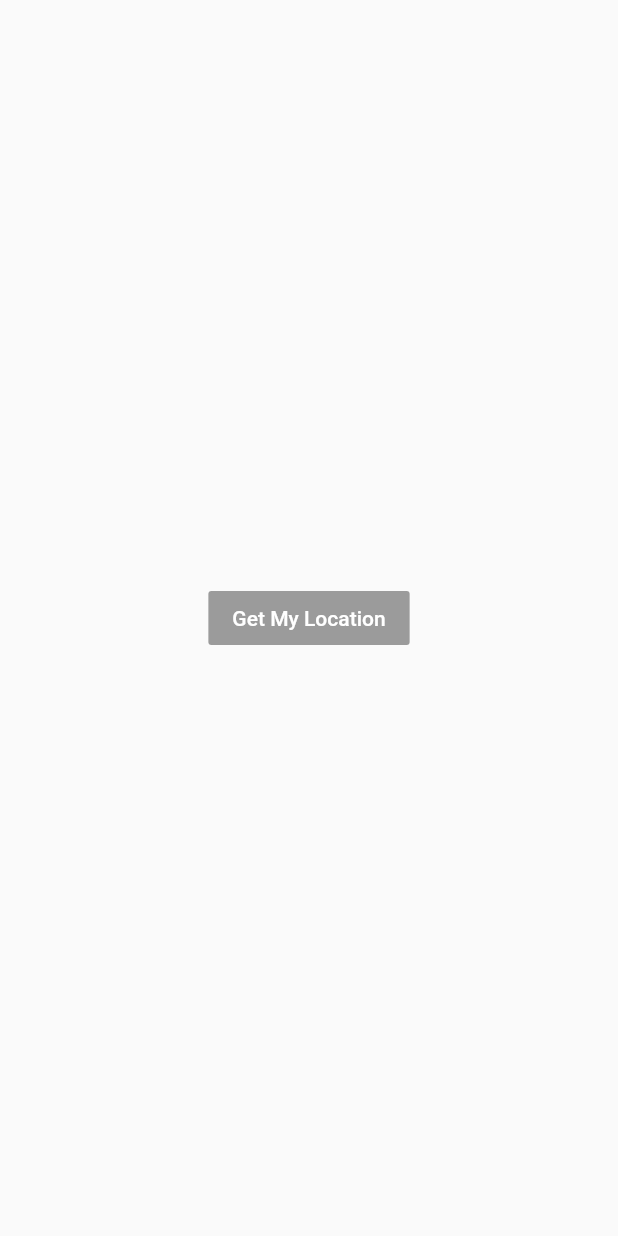
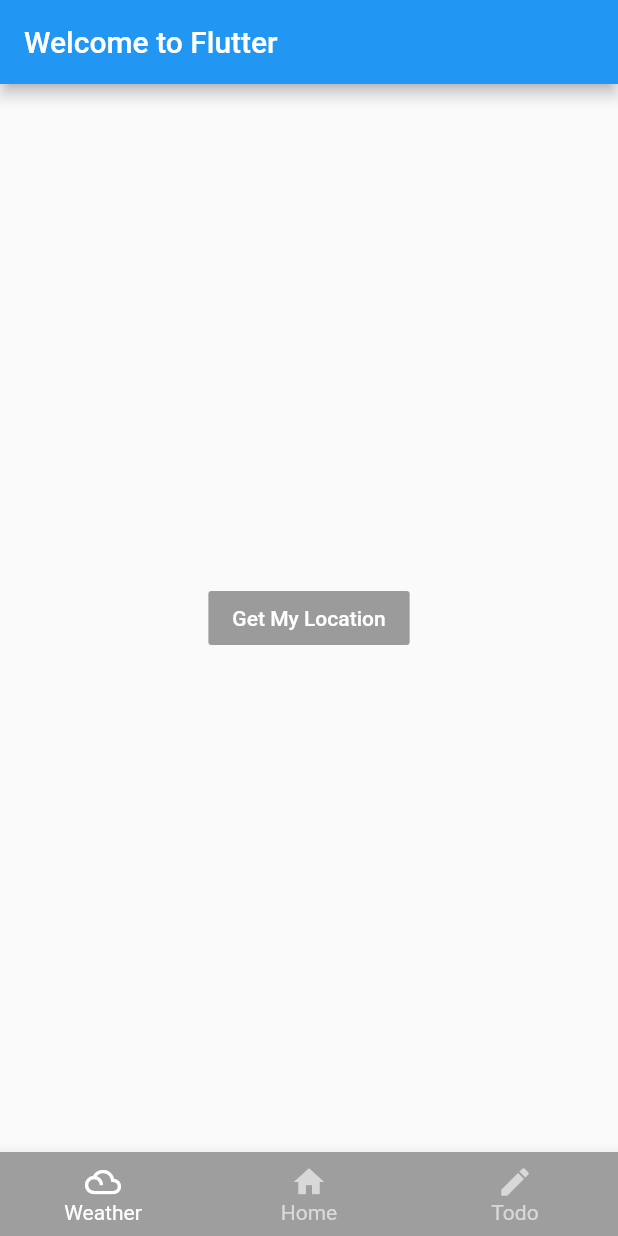
Before and after one commit to hae8064/WeatherApp, a Flutter app: the screen it shows after launch, on a phone screen of 412 x 824 dp. Run offline on Flutter 3.47's test engine with Material 2 defaults, Android fonts, the phone set to English and light mode, and no system bars; our stand-ins replace flutter_svg, geolocator, get, google_fonts, timer_builder.

Commit message:
TodoList and Home

```diff
--- a/lib/main.dart
+++ b/lib/main.dart
@@ -1,4 +1,6 @@
 import 'package:flutter/material.dart';
+import 'package:get/get.dart';
+import 'package:weatherapp/screens/home.dart';
 import 'package:weatherapp/screens/loading.dart';
 
 void main() {
@@ -15,7 +17,7 @@ class MyApp extends StatelessWidget {
       debugShowCheckedModeBanner: false,
       title: 'Flutter Demo',
       theme: ThemeData(primarySwatch: Colors.blue),
-      home: Loading(),
+      home: Home(),
     );
   }
 }
--- /dev/null
+++ b/lib/screens/home.dart
@@ -0,0 +1,80 @@
+import 'package:flutter/material.dart';
+import 'package:get/get.dart';
+import 'package:weatherapp/screens/loading.dart';
+import 'package:weatherapp/screens/todoPlan.dart';
+import 'package:weatherapp/screens/weather_screen.dart';
+
+class Home extends StatefulWidget {
+  const Home({Key? key}) : super(key: key);
+
+  @override
+  State<Home> createState() => _HomeState();
+}
+
+class _HomeState extends State<Home> {
+  int _selectedIndex = 0;
+
+  static List<Widget> _widgetOptions = <Widget>[
+    Loading(),
+    Home(), // class 호출
+    TodoPlan(),
+  ];
+
+  @override
+  Widget build(BuildContext context) {
+    return Scaffold(
+      appBar: AppBar(
+        title: Text('Welcome to Flutter'),
+      ),
+      body: _widgetOptions[_selectedIndex],
+      bottomNavigationBar: BottomNavigationBar(
+        type: BottomNavigationBarType.fixed,
+        backgroundColor: Colors.grey,
+        selectedItemColor: Colors.white,
+        unselectedItemColor: Colors.white.withOpacity(.60),
+        selectedFontSize: 14,
+        unselectedFontSize: 14,
+        currentIndex: _selectedIndex, //현재 선택된 Index
+        onTap: (int index) {
+          setState(() {
+            _selectedIndex = index;
+
+            if (_selectedIndex == 0) {
+              // Get.to(() => WeatherScreen());
+              print("Weahter");
+            } else if (_selectedIndex == 1) {
+              // Get.to(() => Home());
+              print("Home");
+            } else {
+              // Get.to(() => TodoPlan());
+              print("TodoPlan");
+            }
+          });
+        },
+        items: [
+          //index 0
+          BottomNavigationBarItem(
+            title: Text('Weather'),
+            icon: Icon(Icons.filter_drama),
+          ),
+
+          //index 1
+          BottomNavigationBarItem(
+            title: Text('Home'),
+            icon: Icon(
+              Icons.home,
+            ),
+          ),
+
+          //index 2
+          BottomNavigationBarItem(
+            title: Text('Todo'),
+            icon: Icon(
+              Icons.create,
+            ),
+          ),
+        ],
+      ),
+    );
+  }
+}
--- a/pubspec.yaml
+++ b/pubspec.yaml
@@ -39,6 +39,7 @@ dependencies:
   flutter_svg: ^0.19.3
   timer_builder: ^2.0.0
   intl: ^0.17.0
+  get: ^4.6.1
 
 dev_dependencies:
   flutter_test:
```
Also changed, not shown: lib/model/model.dart (+8 -0 lines), lib/screens/todoPlan.dart (added, +17 -0 lines), lib/screens/weather_screen.dart (+75 -11 lines), pubspec.lock.
